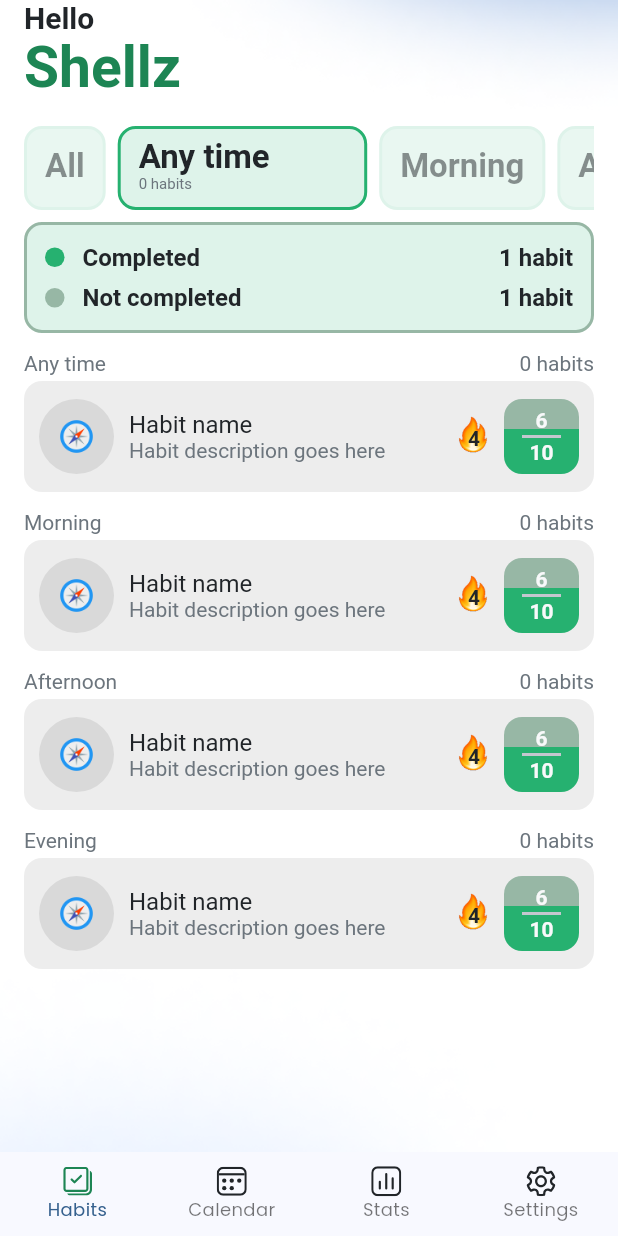
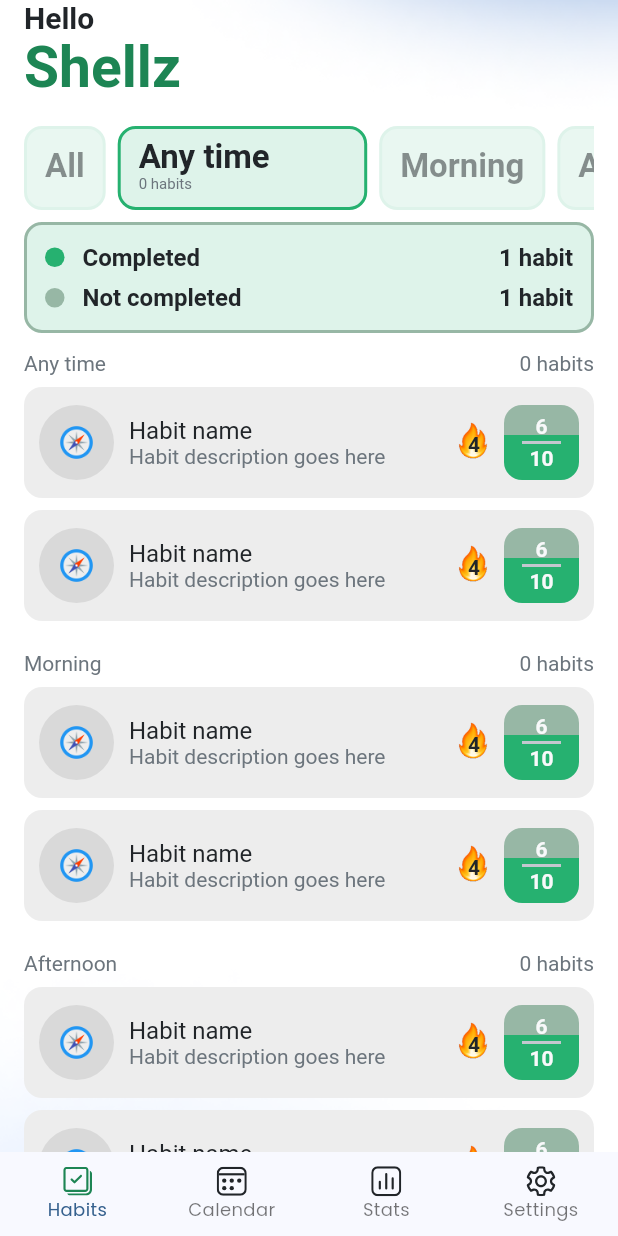
Before and after one commit to ashellz/habitt_v2, a Flutter app: the screen it shows after launch, after a tap on "Any time", on a phone screen of 412 x 824 dp. Run offline on Flutter 3.47's test engine with Material 3 defaults, Android fonts, the phone set to English and light mode, and no system bars; our stand-ins replace flutter_svg; generated files the repository leaves out were written again.

Commit message:
Simplified categories

```diff
--- a/lib/main.dart
+++ b/lib/main.dart
@@ -17,10 +17,8 @@ Future<void> main() async {
     MultiProvider(
       providers: [
         ChangeNotifierProvider(create: (_) => ColorProvider()),
-        ChangeNotifierProvider(create: (_) => HabitProvider(), lazy: false),
-        ChangeNotifierProvider(
-          create: (context) => CategoryProvider(context.read<HabitProvider>()),
-        ),
+        ChangeNotifierProvider(create: (_) => HabitProvider()),
+        ChangeNotifierProvider(create: (context) => CategoryProvider()),
       ],
       child: const MyApp(),
     ),
--- a/lib/models/category.dart
+++ b/lib/models/category.dart
@@ -1,7 +1,6 @@
 class Category {
   final int id;
   final String name;
-  int habits;
 
-  Category({required this.id, required this.name, required this.habits});
+  Category({required this.id, required this.name});
 }
--- a/lib/pages/main pages/habits_page.dart
+++ b/lib/pages/main pages/habits_page.dart
@@ -2,6 +2,7 @@ import 'package:flutter/material.dart';
 import 'package:habitt/models/category.dart';
 import 'package:habitt/providers/category_provider.dart';
 import 'package:habitt/providers/color_provider.dart';
+import 'package:habitt/util/get_category_length.dart';
 import 'package:habitt/widgets/gradient_background.dart';
 import 'package:habitt/widgets/habits_page/categories/categories_list.dart';
 import 'package:habitt/widgets/habits_page/greeting.dart';
@@ -67,14 +68,18 @@ class HabitCategory extends StatelessWidget {
 
   @override
   Widget build(BuildContext context) {
-    return Column(
+    return Padding(
+      padding: EdgeInsets.only(top: category.id == 1 ? 0 : 8),
+      child: Column(
         children: [
           // Category title
           HabitCategoryTitle(category: category),
 
           // Category habits
           HabitWidget(),
+          HabitWidget(),
         ],
+      ),
     );
   }
 }
@@ -88,7 +93,7 @@ class HabitWidget extends StatelessWidget {
 
     // Main container
     return Container(
-      margin: EdgeInsets.only(top: 4),
+      margin: EdgeInsets.only(top: 8),
       padding: EdgeInsets.symmetric(horizontal: 10, vertical: 12),
       height: 74,
       width: double.infinity,
@@ -238,6 +243,7 @@ class HabitCategoryTitle extends StatelessWidget {
   Widget build(BuildContext context) {
     final colorProvider = context.watch<ColorProvider>();
     final localizations = AppLocalizations.of(context)!;
+    final int categoryHabits = getCategoryLength(category, context);
 
     return Row(
       mainAxisAlignment: MainAxisAlignment.spaceBetween,
@@ -247,7 +253,7 @@ class HabitCategoryTitle extends StatelessWidget {
           style: TextStyle(color: colorProvider.mutedTextColor),
         ),
         Text(
-          "${category.habits} ${category.habits == 1 ? localizations.habit : localizations.habits}",
+          "$categoryHabits ${categoryHabits == 1 ? localizations.habit : localizations.habits}",
           style: TextStyle(color: colorProvider.mutedTextColor),
         ),
       ],
--- a/lib/providers/category_provider.dart
+++ b/lib/providers/category_provider.dart
@@ -1,44 +1,15 @@
 import 'package:flutter/material.dart';
 import 'package:habitt/models/category.dart';
-import 'package:habitt/models/habit.dart';
-import 'package:habitt/providers/habit_provider.dart';
 
 class CategoryProvider extends ChangeNotifier {
   int _selectedCategoryId = 0;
 
   List<Category> categories = [
-    Category(id: 1, name: "Any time", habits: 0),
-    Category(id: 2, name: "Morning", habits: 0),
-    Category(id: 3, name: "Afternoon", habits: 0),
-    Category(id: 4, name: "Evening", habits: 0),
+    Category(id: 1, name: "Any time"),
+    Category(id: 2, name: "Morning"),
+    Category(id: 3, name: "Afternoon"),
+    Category(id: 4, name: "Evening"),
   ];
-
-  CategoryProvider(this.habitProvider) {
-    _updateCategories();
-  }
-
-  final HabitProvider habitProvider;
-  List<Habit> get habits => habitProvider.habits;
-
-  void _updateCategories() {
-    for (Habit habit in habits) {
-      switch (habit.category) {
-        case "Any time":
-          categories[0].habits++;
-          break;
-        case "Morning":
-          categories[1].habits++;
-          break;
-        case "Afternoon":
-          categories[2].habits++;
-          break;
-        case "Evening":
-          categories[3].habits++;
-          break;
-      }
-    }
-    notifyListeners();
-  }
 
   int get selectedCategoryId => _selectedCategoryId;
 
--- /dev/null
+++ b/lib/util/get_category_length.dart
@@ -0,0 +1,11 @@
+import 'package:flutter/material.dart';
+import 'package:habitt/models/category.dart';
+import 'package:habitt/providers/habit_provider.dart';
+import 'package:provider/provider.dart';
+
+int getCategoryLength(Category category, BuildContext context) {
+  final habitProvider = context.watch<HabitProvider>();
+  final int categoryHabits =
+      habitProvider.habits.where((h) => h.category == category.name).length;
+  return categoryHabits;
+}
--- a/lib/widgets/habits_page/categories/categories_list.dart
+++ b/lib/widgets/habits_page/categories/categories_list.dart
@@ -70,11 +70,7 @@ class _CategoriesListState extends State<CategoriesList> {
           scrollDirection: Axis.horizontal,
           children: [
             SelectCategoryWidget(
-              category: Category(
-                id: 0,
-                name: localizations.all,
-                habits: habitProvider.habits.length,
-              ),
+              category: Category(id: 0, name: localizations.all),
               onTap: () {
                 categoryProvider.selectCategory(0);
                 _scrollToSelectedCategory();
--- a/lib/widgets/habits_page/categories/select_category_widget.dart
+++ b/lib/widgets/habits_page/categories/select_category_widget.dart
@@ -3,6 +3,7 @@ import 'package:habitt/models/category.dart';
 import 'package:flutter_gen/gen_l10n/app_localizations.dart';
 import 'package:habitt/providers/category_provider.dart';
 import 'package:habitt/providers/color_provider.dart';
+import 'package:habitt/util/get_category_length.dart';
 import 'package:habitt/util/get_localized_category_name.dart';
 import 'package:provider/provider.dart';
 
@@ -19,6 +20,7 @@ class SelectCategoryWidget extends StatelessWidget {
     final categoryProvider = context.watch<CategoryProvider>();
     final int selectedId = categoryProvider.selectedCategoryId;
     final bool isSelected = category.id == selectedId;
+    final int categoryHabits = getCategoryLength(category, context);
 
     return GestureDetector(
       onTap: onTap,
@@ -70,7 +72,7 @@ class SelectCategoryWidget extends StatelessWidget {
                 child:
                     isSelected
                         ? Text(
-                          "${category.habits} ${category.habits == 1 ? localizations.habit : localizations.habits}",
+                          "$categoryHabits ${categoryHabits == 1 ? localizations.habit : localizations.habits}",
                           style: const TextStyle(
                             fontSize: 10,
                             color: Color(0xFF6C757D),
--- a/lib/widgets/habits_page/habits_completed/habit_status_text.dart
+++ b/lib/widgets/habits_page/habits_completed/habit_status_text.dart
@@ -1,6 +1,8 @@
 import 'package:flutter/material.dart';
+import 'package:habitt/providers/category_provider.dart';
 import 'package:habitt/providers/color_provider.dart';
 import 'package:flutter_gen/gen_l10n/app_localizations.dart';
+import 'package:habitt/providers/habit_provider.dart';
 import 'package:provider/provider.dart';
 
 class HabitsStatus extends StatelessWidget {
@@ -14,6 +16,9 @@ class HabitsStatus extends StatelessWidget {
     final textColor = colorProvider.textColor;
     final colorScheme = colorProvider.colorScheme;
     final localizations = AppLocalizations.of(context)!;
+
+    final habitsProvider = context.watch<HabitProvider>();
+    final categoryProvider = context.watch<CategoryProvider>();
 
     const numberOfHabits = 1;
 
```
Lines whose indentation alone changed are shown as unchanged.
